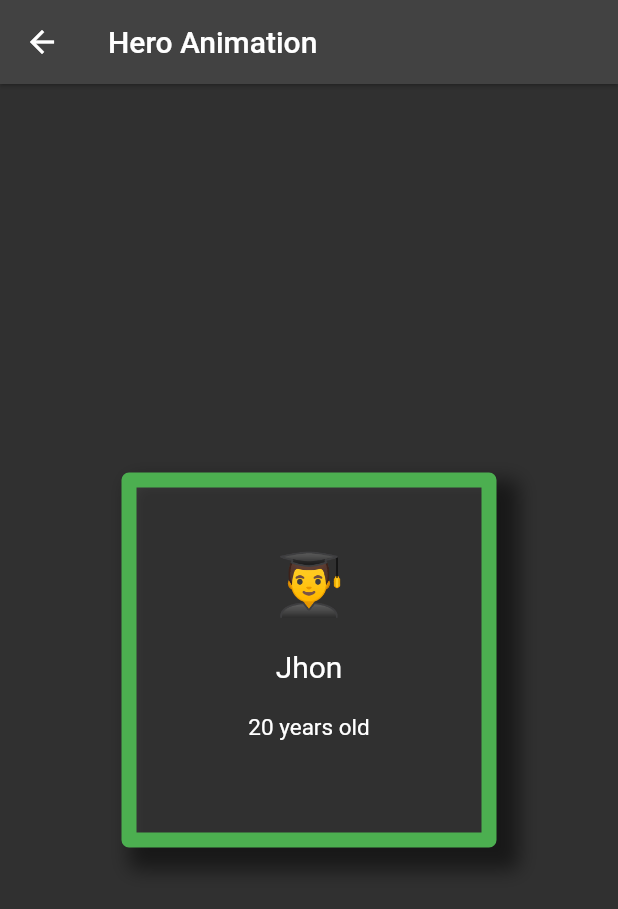
After one commit to UmidMamasoliev/flutter_animations, a Flutter app: the HeroAnimation screen opened directly, after a tap on "👨‍🎓", on a phone screen of 412 x 824 dp. The commit adds this screen. Shown: the top 909 px of the screen. Run offline on Flutter 3.47's test engine with Material 2 defaults, Android fonts, the phone set to English and light mode, and no system bars; our stand-ins replace flutter_screenutil.

Commit message:
hero animations

```diff
--- /dev/null
+++ b/lib/hero_animations/details_page.dart
@@ -0,0 +1,108 @@
+import 'package:basics_of_animations/hero_animations/peoples_data_class.dart';
+import 'package:flutter/material.dart';
+
+class DetailsPage extends StatelessWidget {
+  final Person person;
+  const DetailsPage({
+    super.key,
+    required this.person,
+  });
+
+  @override
+  Widget build(BuildContext context) {
+    return Scaffold(
+      appBar: AppBar(
+        title: const Text('Hero Animation'),
+        elevation: 1,
+      ),
+      body: Center(
+        child: Container(
+          height: 250,
+          width: 250,
+          decoration: BoxDecoration(
+            color: Colors.white10,
+            border: Border.all(color: Colors.green, width: 10),
+            borderRadius: BorderRadius.circular(5),
+            boxShadow: [
+              BoxShadow(
+                  color: Colors.black.withOpacity(0.5),
+                  blurRadius: 10,
+                  spreadRadius: 5,
+                  offset: const Offset(10, 10)),
+            ],
+          ),
+          child: Column(
+            mainAxisAlignment: MainAxisAlignment.center,
+            children: [
+              _card(
+                tag: person.emoji,
+                title: person.emoji,
+                fontSize: 40,
+              ),
+              const SizedBox(height: 20),
+              _card(
+                tag: person.name,
+                title: person.name,
+                fontSize: 20,
+              ),
+              const SizedBox(height: 20),
+              _card(
+                tag: person.age,
+                title: '${person.age} years old',
+                fontSize: 15,
+              ),
+              const SizedBox(height: 20),
+            ],
+          ),
+        ),
+      ),
+    );
+  }
+
+  Widget _card({
+    required Object tag,
+    required String title,
+    required double fontSize,
+  }) {
+    return Hero(
+      flightShuttleBuilder: (
+        flightContext,
+        animation,
+        flightDirection,
+        fromHeroContext,
+        toHeroContext,
+      ) {
+        switch (flightDirection) {
+          case HeroFlightDirection.push:
+            return Material(
+              color: Colors.transparent,
+              child: ScaleTransition(
+                scale: animation.drive(
+                  Tween<double>(
+                    begin: 0.0,
+                    end: 1.0,
+                  ).chain(
+                    CurveTween(
+                      curve: Curves.fastOutSlowIn,
+                    ),
+                  ),
+                ),
+                child: toHeroContext.widget,
+              ),
+            );
+
+          case HeroFlightDirection.pop:
+            return Material(
+              color: Colors.transparent,
+              child: fromHeroContext.widget,
+            );
+        }
+      },
+      tag: tag,
+      child: Text(
+        title,
+        style: TextStyle(fontSize: fontSize),
+      ),
+    );
+  }
+}
--- /dev/null
+++ b/lib/hero_animations/main_page.dart
@@ -0,0 +1,67 @@
+import 'package:basics_of_animations/hero_animations/details_page.dart';
+import 'package:basics_of_animations/hero_animations/peoples_data_class.dart';
+import 'package:flutter/material.dart';
+import 'package:flutter_screenutil/flutter_screenutil.dart';
+
+class HeroAnimation extends StatefulWidget {
+  const HeroAnimation({super.key});
+
+  @override
+  State<HeroAnimation> createState() => _HeroAnimationState();
+}
+
+class _HeroAnimationState extends State<HeroAnimation> {
+  @override
+  Widget build(BuildContext context) {
+    return Scaffold(
+      appBar: AppBar(
+        title: const Text('People'),
+      ),
+      body: ListView.builder(
+        itemCount: people.length,
+        itemBuilder: (context, index) {
+          final person = people[index];
+          return Card(
+            margin: const EdgeInsets.fromLTRB(20, 15, 20, 5),
+            shape: RoundedRectangleBorder(
+                borderRadius: BorderRadius.circular(10.r)),
+            color: Colors.black12,
+            child: ListTile(
+              tileColor: Colors.black12,
+              onTap: () {
+                Navigator.push(
+                  context,
+                  MaterialPageRoute(
+                    builder: (context) => DetailsPage(person: person),
+                  ),
+                );
+              },
+              leading: Hero(
+                tag: person.emoji,
+                child: Text(
+                  person.emoji,
+                  style: const TextStyle(fontSize: 40),
+                ),
+              ),
+              title: Hero(
+                tag: person.name,
+                child: Text(
+                  person.name,
+                  style: const TextStyle(fontSize: 20),
+                ),
+              ),
+              subtitle: Hero(
+                tag: person.age,
+                child: Text(
+                  '${person.age} years old',
+                  style: const TextStyle(fontSize: 15),
+                ),
+              ),
+              trailing: const Icon(Icons.arrow_forward_ios),
+            ),
+          );
+        },
+      ),
+    );
+  }
+}
--- /dev/null
+++ b/lib/hero_animations/peoples_data_class.dart
@@ -0,0 +1,29 @@
+import 'package:flutter/material.dart';
+
+@immutable
+class Person {
+  final String name;
+  final String age;
+  final String emoji;
+
+  const Person({
+    required this.name,
+    required this.age,
+    required this.emoji,
+  });
+}
+
+const people = [
+  Person(name: 'Jhon', age: '20', emoji: '👨‍🎓'),
+  Person(name: 'Lee', age: '25', emoji: '👨‍💻'),
+  Person(name: 'Jimmy', age: '19', emoji: '🦸‍♂️'),
+  Person(name: 'Kyle', age: '28', emoji: '👨🏽‍✈️'),
+  Person(name: 'Kevin', age: '30', emoji: '👨🏻‍🔧'),
+  Person(name: 'Maks', age: '24', emoji: '👨🏼‍🚒'),
+  Person(name: 'Stewie', age: '26', emoji: '🤵🏿‍♂️'),
+  Person(name: 'Bernard', age: '40', emoji: '👨🏽‍⚕️'),
+  Person(name: 'Michel', age: '36', emoji: '👨🏻‍🏫'),
+  Person(name: 'Lilly', age: '23', emoji: '👩🏼‍⚕️'),
+  Person(name: 'Rose', age: '18', emoji: '🤵🏻‍♀️'),
+  Person(name: 'Frank', age: '29', emoji: '👨‍🔬'),
+];
--- a/lib/home_page.dart
+++ b/lib/home_page.dart
@@ -1,6 +1,8 @@
 import 'package:basics_of_animations/3D_animations/three_d_animations.dart';
 import 'package:basics_of_animations/basics_of_animation/basics_of_animation.dart';
 import 'package:basics_of_animations/chained_animations/chained_animation.dart';
+import 'package:basics_of_animations/hero_animations/main_page.dart';
+import 'package:basics_of_animations/hero_animations/peoples_data_class.dart';
 import 'package:basics_of_animations/widget/show_bottom_sheet_mixin.dart';
 import 'package:flutter/material.dart';
 import 'package:flutter_screenutil/flutter_screenutil.dart';
@@ -76,6 +78,24 @@ class _HomePageState extends State<HomePage> with BottomSheetMixin {
                 );
               },
             ),
+            Cards(
+              title: "Hero\nAnimations",
+              demo: SizedBox(
+                child: Text(
+                  people[1].emoji,
+                  style: const TextStyle(fontSize: 50),
+                ),
+              ),
+              onTap: () {
+                Navigator.push(
+                  context,
+                  MaterialPageRoute(
+                    builder: (context) => const HeroAnimation(),
+                  ),
+                );
+              },
+            ),
+            const SizedBox(height: 50),
           ],
         ),
       ),
```
